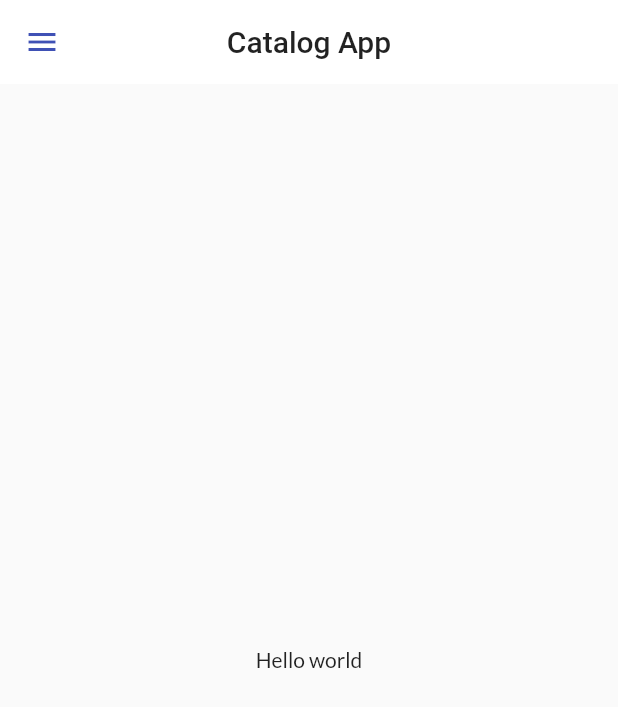
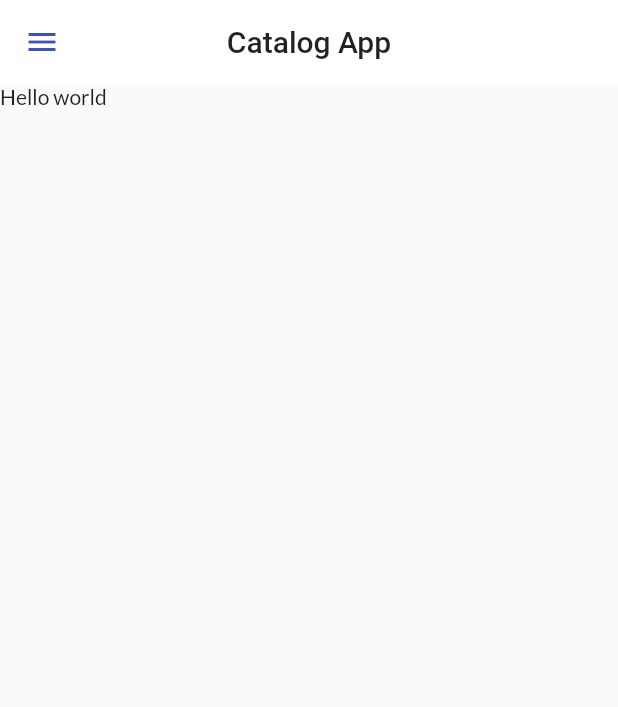
Before and after one commit to Khushbakht-Rehman/Flutter30DaysCourse, a Flutter app: the screen it shows after launch, on a phone screen of 412 x 824 dp. Shown: the top 707 px of the screen. Run offline on Flutter 3.47's test engine with Material 2 defaults, Android fonts, the phone set to English and light mode, and no system bars; our stand-ins replace google_fonts; missing offline and left inert: dart:html.

Commit message:
Day 11 Completed

```diff
--- a/lib/pages/home_page.dart
+++ b/lib/pages/home_page.dart
@@ -1,3 +1,5 @@
+import 'dart:html';
+
 import 'package:flutter/material.dart';
 import 'package:flutterapp/widgets/drawer.dart';
 
@@ -8,10 +10,8 @@ class HomePage extends StatelessWidget {
       appBar: AppBar(
         title: Text("Catalog App"),
       ),
-      body: Center(
-        child: Container(
-          child: Text("Hello world"),
-        ),
+      body: Container(
+        child: Text("Hello world"),
       ),
       drawer: MyDrawer(),
     );
```
